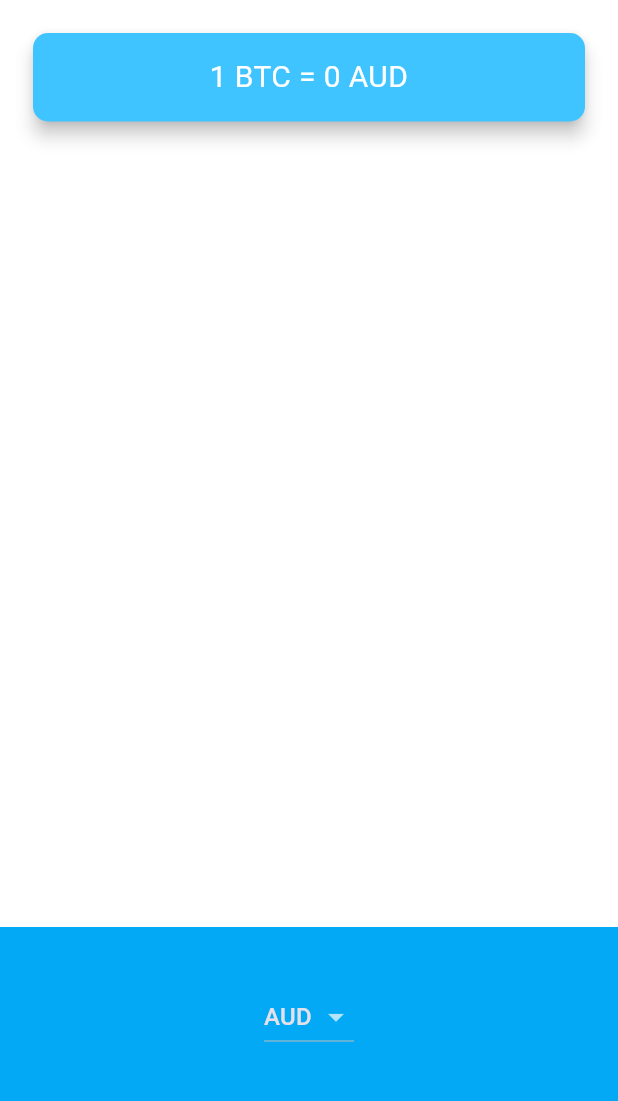
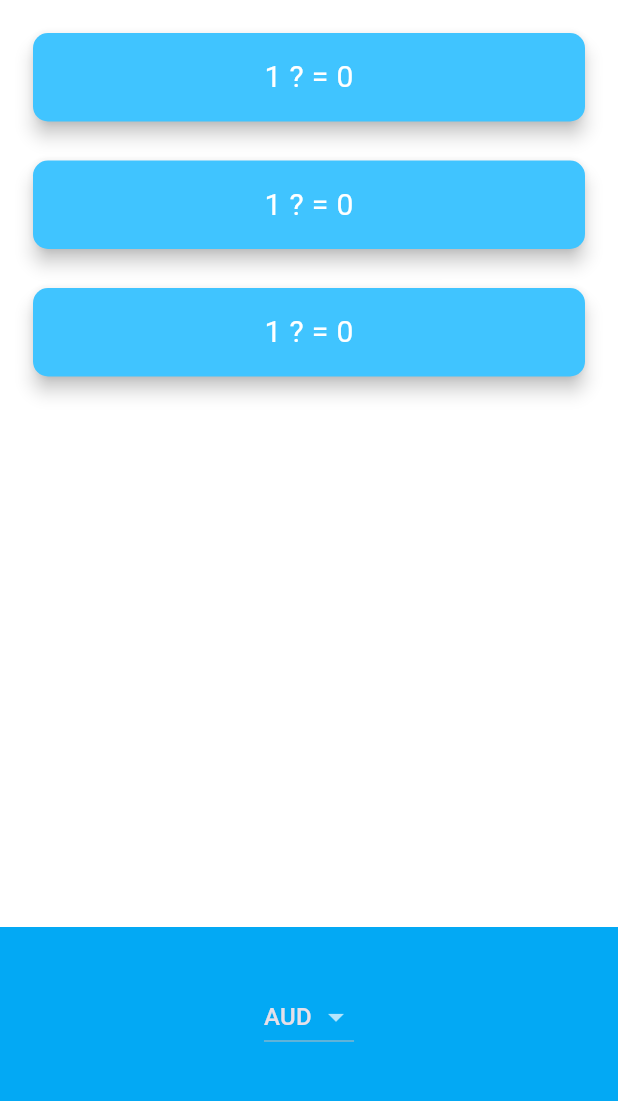
Before and after one commit to alexanderhertsyk/flutter_coin_ticker, a Flutter app: the screen it shows after launch, on a phone screen of 412 x 824 dp, the part 84-1185 px from its top. Run offline on Flutter 3.47's test engine with Material 3 defaults, Android fonts, the phone set to English and light mode, and no system bars.

Commit message:
Added the support for the 3 coin types: - Added new api call to get the exchange range of coins; - Added model for that coin's range & deserialization for it; - Moved out a coin widget & reused it for all other coins. Updated TODOs.

```diff
--- a/lib/coin_data.dart
+++ b/lib/coin_data.dart
@@ -27,5 +27,3 @@ const List<String> cryptoList = [
   'ETH',
   'LTC',
 ];
-
-class CoinData {}
--- a/lib/models/base_model.dart
+++ b/lib/models/base_model.dart
@@ -1,3 +1,7 @@
+// TODO: replace inheritance w/ composition, cuz:
+// 1) model shouldn't know about error (mb in Flutter it should?)
+// 2) fields init could be difficult, like dateTime or collections (actually named C-tor may help)
+// 3) !!! when one model contains other(s) - child sub models shouldn't have errors & etc.
 base class BaseModel {
   final String? error;
   get hasError => error != null;
--- a/lib/models/rate_model.dart
+++ b/lib/models/rate_model.dart
@@ -1,28 +1,28 @@
 import 'base_model.dart';
 
 const kTime = 'time';
-const kCoin = 'asset_id_base';
-const kCurrency = 'asset_id_quote';
+const kFrom = 'asset_id_base';
+const kTo = 'asset_id_quote';
 const kRate = 'rate';
 
 final class RateModel extends BaseModel {
   final DateTime dateTime;
-  final String? coinId;
-  final String? currencyId;
+  final String? from;
+  final String? to;
   final double rate;
 
   RateModel({
-    required this.dateTime,
-    this.coinId,
-    this.currencyId,
+    DateTime? dateTime,
+    this.from,
+    this.to,
     this.rate = 0.0,
     super.error,
-  });
+  }) : dateTime = dateTime ?? DateTime.now();
 
   RateModel.fromJson(Map<String, dynamic> json)
       : dateTime = DateTime.parse(json[kTime]),
-        coinId = json[kCoin] as String?,
-        currencyId = json[kCurrency] as String?,
+        from = json[kFrom] as String?,
+        to = json[kTo] as String?,
         rate = json[kRate] as double;
 
   Map<String, dynamic> toJson() {
@@ -31,8 +31,8 @@ final class RateModel extends BaseModel {
       kRate: rate,
     };
     // TODO: check how encode serializes nullable items
-    if (coinId != null) rateJson[kCoin] = coinId;
-    if (currencyId != null) rateJson[kCurrency] = currencyId;
+    if (from != null) rateJson[kFrom] = from;
+    if (to != null) rateJson[kTo] = to;
 
     return rateJson;
   }
--- /dev/null
+++ b/lib/models/rates_model.dart
@@ -0,0 +1,41 @@
+import 'package:coin_ticker/models/rate_model.dart';
+import 'dart:convert';
+import 'base_model.dart';
+
+const kRates = 'rates';
+
+final class RatesModel extends BaseModel {
+  final String from;
+  final List<RateModel> rates;
+
+  RatesModel({
+    this.from = '',
+    List<RateModel>? rates,
+    super.error,
+  }) : rates = rates ?? [];
+
+  static RatesModel fake() =>
+      RatesModel(rates: [RateModel(), RateModel(), RateModel()]);
+
+  RatesModel.fromJson(Map<String, dynamic> json)
+      : from = json[kFrom] as String,
+        rates = _parseRates(json[kRates] as List);
+
+  static List<RateModel> _parseRates(List? rateListJson) {
+    List<RateModel> rates = rateListJson != null
+        ? rateListJson.map((rateJson) => RateModel.fromJson(rateJson)).toList()
+        : List.empty();
+
+    return rates;
+  }
+
+  Map<String, dynamic> toJson() {
+    var ratesJson = <String, dynamic>{
+      kTo: from,
+      // TODO: Not implemented
+      kRates: jsonEncode(rates),
+    };
+
+    return ratesJson;
+  }
+}
--- a/lib/price_screen.dart
+++ b/lib/price_screen.dart
@@ -1,7 +1,8 @@
 import 'package:coin_ticker/coin_data.dart';
+import 'package:coin_ticker/models/rates_model.dart';
 import 'package:coin_ticker/services/coin_service.dart';
-import 'package:coin_ticker/services/network_service.dart';
 import 'package:coin_ticker/utils/service_dispatcher.dart';
+import 'package:coin_ticker/widgets/coin_rate_label.dart';
 import 'package:flutter/cupertino.dart';
 import 'package:flutter/material.dart';
 import 'dart:io';
@@ -16,7 +17,7 @@ class PriceScreen extends StatefulWidget {
 class _PriceScreenState extends State<PriceScreen> {
   final ICoinService _coinService =
       ServiceDispatcher.instance.getService<ICoinService>();
-  double _rate = 0.0;
+  RatesModel _rateModel = RatesModel.fake();
   String? _currency = currenciesList.first;
 
   void onCurrencyChanged(String currency) {
@@ -28,13 +29,12 @@ class _PriceScreenState extends State<PriceScreen> {
 
   void setRate(String currency) async {
     // TODO: add loading indicator
-    var rateModel = await _coinService.getRate('BTC', currency);
+    var rateModel = await _coinService.getRates(from: currency, to: cryptoList);
     setState(() {
       if (rateModel.hasError) {
-        //TODO: show error
-        _rate = -1;
+        _rateModel = RatesModel.fake();
       } else {
-        _rate = rateModel.rate;
+        _rateModel = rateModel;
       }
     });
   }
@@ -64,31 +64,23 @@ class _PriceScreenState extends State<PriceScreen> {
       ),
       body: Column(
         mainAxisAlignment: MainAxisAlignment.spaceBetween,
-        crossAxisAlignment: CrossAxisAlignment.stretch,
         children: <Widget>[
-          Padding(
-            padding: const EdgeInsets.fromLTRB(18.0, 18.0, 18.0, 0),
-            child: Card(
-              color: Colors.lightBlueAccent,
-              elevation: 5.0,
-              shape: RoundedRectangleBorder(
-                borderRadius: BorderRadius.circular(10.0),
-              ),
-              child: Padding(
-                padding: const EdgeInsets.symmetric(
-                  vertical: 15.0,
-                  horizontal: 28.0,
-                ),
-                child: Text(
-                  '1 BTC = ${_rate.round()} $_currency',
-                  textAlign: TextAlign.center,
-                  style: const TextStyle(
-                    fontSize: 20.0,
-                    color: Colors.white,
-                  ),
-                ),
-              ),
-            ),
+          Column(
+            crossAxisAlignment: CrossAxisAlignment.stretch,
+            children: [
+              CoinRateLabel(
+                  coin: _rateModel.rates[0].to,
+                  currency: _rateModel.from,
+                  rate: _rateModel.rates[0].rate),
+              CoinRateLabel(
+                  coin: _rateModel.rates[1].to,
+                  currency: _rateModel.from,
+                  rate: _rateModel.rates[1].rate),
+              CoinRateLabel(
+                  coin: _rateModel.rates[2].to,
+                  currency: _rateModel.from,
+                  rate: _rateModel.rates[2].rate),
+            ],
           ),
           Container(
             height: 150.0,
--- a/lib/utils/service_dispatcher.dart
+++ b/lib/utils/service_dispatcher.dart
@@ -15,6 +15,7 @@ class ServiceDispatcher {
     _services.add(CoinService());
   }
 
+  // TODO: think out how to specify parameter for the same interface (mb inner generic?)
   TService getService<TService extends IService>() =>
       _services.whereType<TService>().first;
 }
--- /dev/null
+++ b/lib/widgets/coin_rate_label.dart
@@ -0,0 +1,45 @@
+import 'package:flutter/material.dart';
+
+class CoinRateLabel extends StatelessWidget {
+  const CoinRateLabel({
+    super.key,
+    required this.coin,
+    required this.currency,
+    required this.rate,
+  });
+
+  final String? coin;
+  final double rate;
+  final String? currency;
+
+  @override
+  Widget build(BuildContext context) {
+    return Padding(
+      padding: const EdgeInsets.fromLTRB(18.0, 18.0, 18.0, 0),
+      child: Card(
+        color: Colors.lightBlueAccent,
+        elevation: 5.0,
+        shape: RoundedRectangleBorder(
+          borderRadius: BorderRadius.circular(10.0),
+        ),
+        child: Padding(
+          padding: const EdgeInsets.symmetric(
+            vertical: 15.0,
+            horizontal: 28.0,
+          ),
+          child: Text(
+            '1 ${defaultIfNull(coin)} = ${rate.round()} ${defaultIfNull(currency)}',
+            textAlign: TextAlign.center,
+            style: const TextStyle(
+              fontSize: 20.0,
+              color: Colors.white,
+            ),
+          ),
+        ),
+      ),
+    );
+  }
+
+  String defaultIfNull(String? s, {String defaultString = '?'}) =>
+      s ?? defaultString;
+}
```
Also changed, not shown: lib/services/coin_service.dart (+24 -10 lines).
